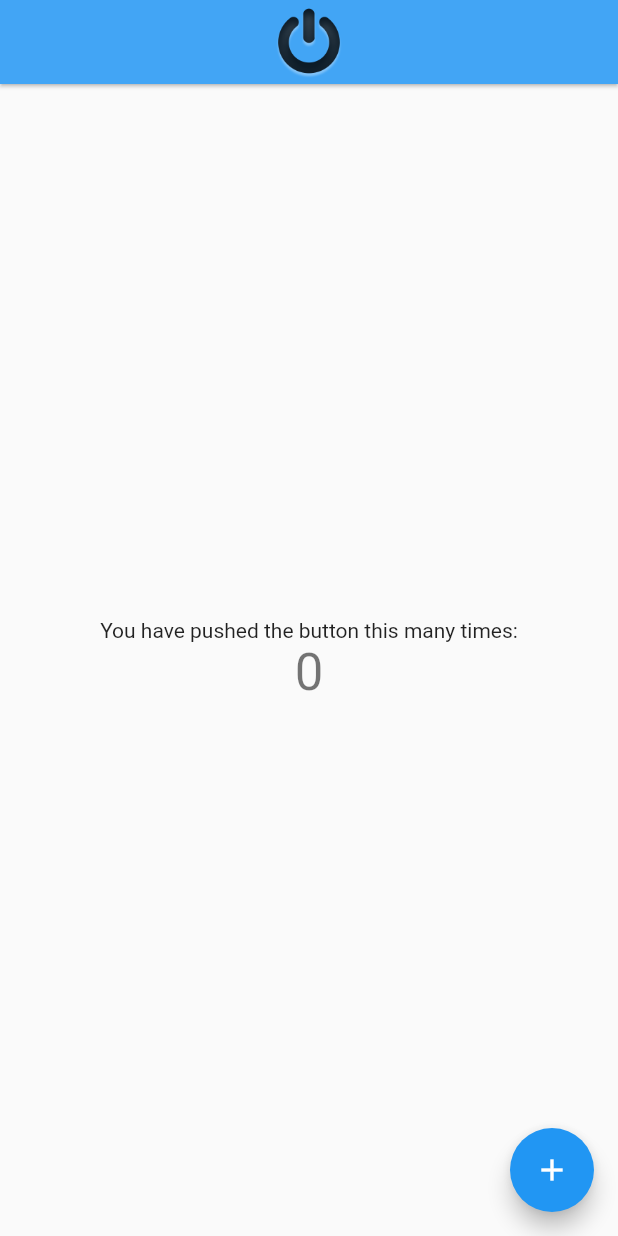
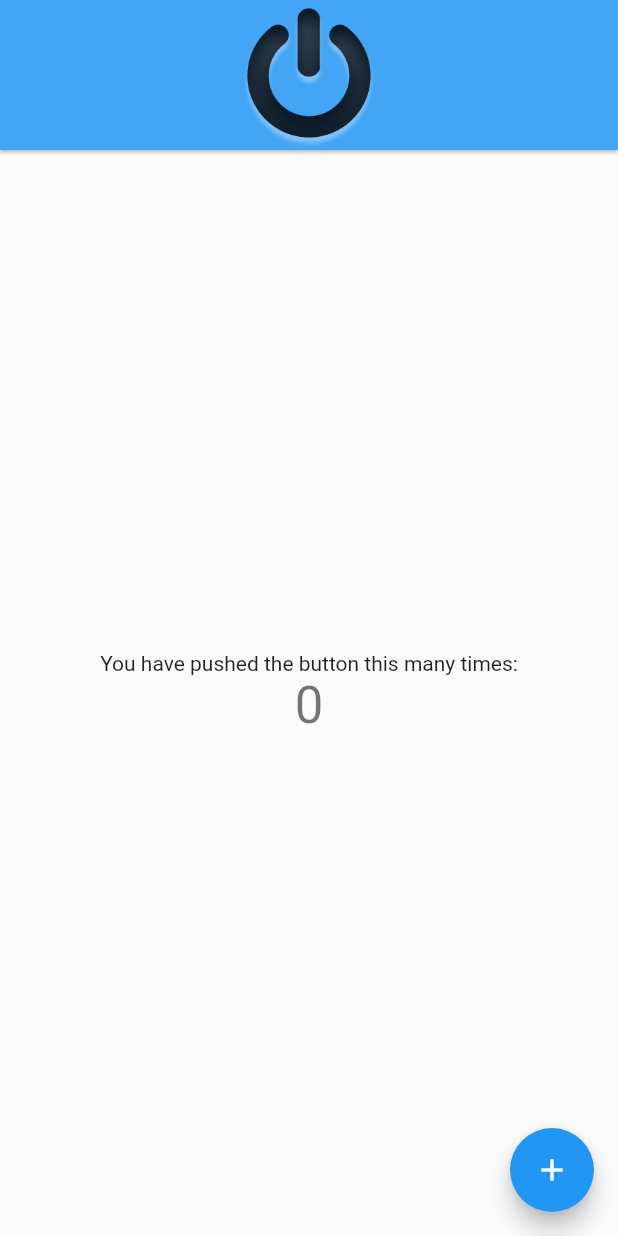
Before and after one commit to PA-2022-Moc/lightcontrol, a Flutter app: the screen it shows after launch, on a phone screen of 412 x 824 dp. Run offline on Flutter 3.47's test engine with Material 2 defaults, Android fonts, the phone set to English and light mode, and no system bars.

Commit message:
augmentation de la taille du bouton power

```diff
--- a/lib/main.dart
+++ b/lib/main.dart
@@ -36,8 +36,12 @@ class _MyAppState extends State<MyApp> {
       title: 'Flutter light control',
       debugShowCheckedModeBanner: false,
       home: Scaffold(
+        body: const MyHomePage(),
         backgroundColor: Colors.white,
-        appBar: AppBar(
+        appBar: PreferredSize(
+          preferredSize: Size.fromHeight(100.0), // here the desired height
+          child: AppBar(
+            toolbarHeight: 120.0,
             backgroundColor: Colors.blue.shade400,
             elevation: 1,
             centerTitle: true,
@@ -47,11 +51,11 @@ class _MyAppState extends State<MyApp> {
               },
               child: Image.asset(
                 '$_statePower',
-              height: 60,
+                height: 120,
               ),
             ),
           ),
-        body: const MyHomePage(), // toute la page
+        ), // toute la page
       ),
     );
   }
--- a/pubspec.yaml
+++ b/pubspec.yaml
@@ -62,8 +62,6 @@ flutter:
   assets:
     - images/power-off.jpeg
     - images/power-on.jpeg
-    - images/power-on.png
-    - images/power-off.png
   #   - images/a_dot_burr.jpeg
   #   - images/a_dot_ham.jpeg
 
```
Also changed, not shown: images/design v1.png (added), 2 other files. Lines whose indentation alone changed are shown as unchanged.
